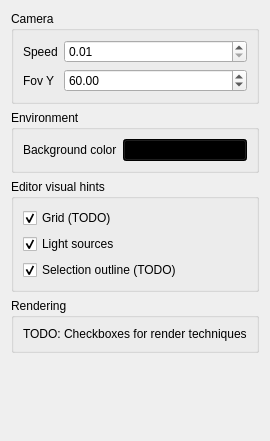
This is Project3Root/Project3/ui/miscsettingswidget.ui in MarcFly/AGP-ShaderLearning as Qt 5 draws it before an edit. The edited form follows.
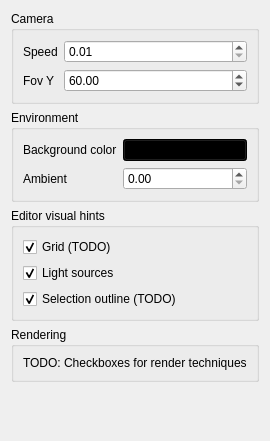
This is the edited form.

What changed in the file:
```diff
--- a/Project3Root/Project3/ui/miscsettingswidget.ui
+++ b/Project3Root/Project3/ui/miscsettingswidget.ui
@@ -80,6 +80,16 @@
         </property>
        </widget>
       </item>
+      <item row="1" column="0">
+       <widget class="QLabel" name="label_5">
+        <property name="text">
+         <string>Ambient</string>
+        </property>
+       </widget>
+      </item>
+      <item row="1" column="1">
+       <widget class="QDoubleSpinBox" name="spinAmbient"/>
+      </item>
      </layout>
     </widget>
    </item>
```
